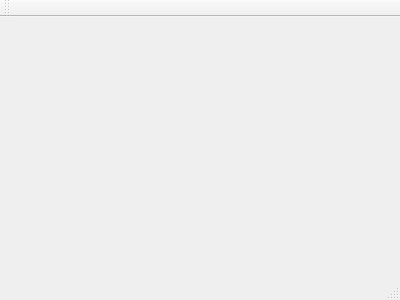
First picture: the form in main_window.ui, repository vitorog/images-processor, before the edit.
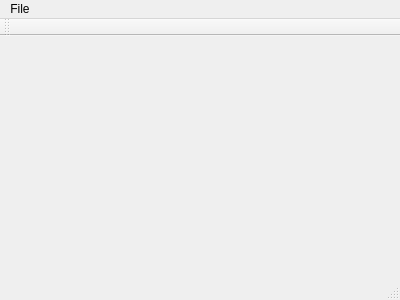
Second picture: the form after the edit.

Commit message: -Added code to read the webcam using opencv -Added code to reload the texture each frame (probably not the most efficient approach, i will look into it later) -Fixed bug on the vertex shader -Removed unused image

The edit to the form file:
```diff
--- a/main_window.ui
+++ b/main_window.ui
@@ -22,9 +22,16 @@
      <x>0</x>
      <y>0</y>
      <width>400</width>
-     <height>25</height>
+     <height>20</height>
     </rect>
    </property>
+   <widget class="QMenu" name="menuLoad_image">
+    <property name="title">
+     <string>File</string>
+    </property>
+    <addaction name="actionLoad_image"/>
+   </widget>
+   <addaction name="menuLoad_image"/>
   </widget>
   <widget class="QToolBar" name="mainToolBar">
    <attribute name="toolBarArea">
```
Left out of the diff: 5 changed lines with no effect on the pictures. The commit also changes 11 other files.
